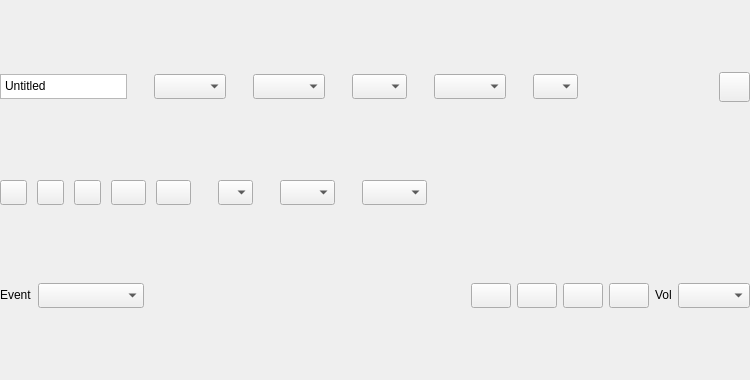
Qt form seq_qt5/forms/qseqeditframe.ui (ahlstromcj/sequencer64) before a commit.
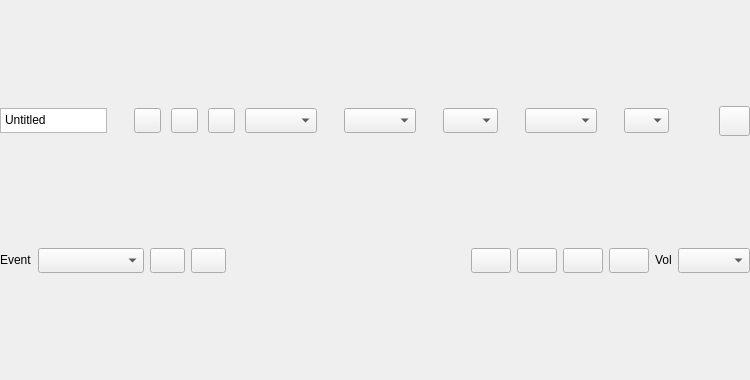
The same form after that commit. Icons and pictures are not drawn.

Patch:
```diff
--- a/seq_qt5/forms/qseqeditframe.ui
+++ b/seq_qt5/forms/qseqeditframe.ui
@@ -134,6 +134,54 @@
          </property>
         </widget>
        </item>
+       <item>
+        <widget class="QPushButton" name="btnUndo">
+         <property name="maximumSize">
+          <size>
+           <width>27</width>
+           <height>25</height>
+          </size>
+         </property>
+         <property name="focusPolicy">
+          <enum>Qt::NoFocus</enum>
+         </property>
+         <property name="text">
+          <string/>
+         </property>
+        </widget>
+       </item>
+       <item>
+        <widget class="QPushButton" name="btnTools">
+         <property name="maximumSize">
+          <size>
+           <width>27</width>
+           <height>25</height>
+          </size>
+         </property>
+         <property name="focusPolicy">
+          <enum>Qt::NoFocus</enum>
+         </property>
+         <property name="text">
+          <string/>
+         </property>
+        </widget>
+       </item>
+       <item>
+        <widget class="QPushButton" name="btnRedo">
+         <property name="maximumSize">
+          <size>
+           <width>27</width>
+           <height>25</height>
+          </size>
+         </property>
+         <property name="focusPolicy">
+          <enum>Qt::NoFocus</enum>
+         </property>
+         <property name="text">
+          <string/>
+         </property>
+        </widget>
+       </item>
        <item>
         <widget class="QComboBox" name="cmbGridSnap">
          <property name="sizePolicy">
@@ -364,229 +412,7 @@
     </layout>
    </item>
    <item>
-    <layout class="QHBoxLayout" name="horizontalLayout_11">
-     <property name="spacing">
-      <number>10</number>
-     </property>
-     <item>
-      <layout class="QHBoxLayout" name="horizontalLayout_8">
-       <item>
-        <widget class="QPushButton" name="btnUndo">
-         <property name="maximumSize">
-          <size>
-           <width>27</width>
-           <height>25</height>
-          </size>
-         </property>
-         <property name="focusPolicy">
-          <enum>Qt::NoFocus</enum>
-         </property>
-         <property name="text">
-          <string/>
-         </property>
-        </widget>
-       </item>
-       <item>
-        <widget class="QPushButton" name="btnRedo">
-         <property name="maximumSize">
-          <size>
-           <width>27</width>
-           <height>25</height>
-          </size>
-         </property>
-         <property name="focusPolicy">
-          <enum>Qt::NoFocus</enum>
-         </property>
-         <property name="text">
-          <string/>
-         </property>
-        </widget>
-       </item>
-      </layout>
-     </item>
-     <item>
-      <widget class="QPushButton" name="btnTools">
-       <property name="maximumSize">
-        <size>
-         <width>27</width>
-         <height>25</height>
-        </size>
-       </property>
-       <property name="focusPolicy">
-        <enum>Qt::NoFocus</enum>
-       </property>
-       <property name="text">
-        <string/>
-       </property>
-      </widget>
-     </item>
-     <item>
-      <layout class="QHBoxLayout" name="horizontalLayout_5">
-       <item>
-        <widget class="QPushButton" name="btnZoomOut">
-         <property name="maximumSize">
-          <size>
-           <width>35</width>
-           <height>25</height>
-          </size>
-         </property>
-         <property name="focusPolicy">
-          <enum>Qt::NoFocus</enum>
-         </property>
-         <property name="text">
-          <string/>
-         </property>
-        </widget>
-       </item>
-       <item>
-        <widget class="QPushButton" name="btnZoomIn">
-         <property name="maximumSize">
-          <size>
-           <width>35</width>
-           <height>25</height>
-          </size>
-         </property>
-         <property name="focusPolicy">
-          <enum>Qt::NoFocus</enum>
-         </property>
-         <property name="text">
-          <string/>
-         </property>
-        </widget>
-       </item>
-      </layout>
-     </item>
-     <item>
-      <layout class="QHBoxLayout" name="layoutKey">
-       <item>
-        <widget class="QLabel" name="lblKey">
-         <property name="maximumSize">
-          <size>
-           <width>14</width>
-           <height>25</height>
-          </size>
-         </property>
-         <property name="text">
-          <string/>
-         </property>
-         <property name="pixmap">
-          <pixmap>:/pixmaps/pixmaps/key.xpm</pixmap>
-         </property>
-        </widget>
-       </item>
-       <item>
-        <widget class="QComboBox" name="cmbKey">
-         <property name="maximumSize">
-          <size>
-           <width>35</width>
-           <height>25</height>
-          </size>
-         </property>
-         <property name="focusPolicy">
-          <enum>Qt::NoFocus</enum>
-         </property>
-         <property name="currentIndex">
-          <number>-1</number>
-         </property>
-        </widget>
-       </item>
-      </layout>
-     </item>
-     <item>
-      <layout class="QHBoxLayout" name="horizontalLayout_14">
-       <item>
-        <layout class="QHBoxLayout" name="horizontalLayout_10">
-         <item>
-          <widget class="QLabel" name="lblBackgroundSeq">
-           <property name="maximumSize">
-            <size>
-             <width>30</width>
-             <height>25</height>
-            </size>
-           </property>
-           <property name="text">
-            <string/>
-           </property>
-           <property name="pixmap">
-            <pixmap>:/pixmaps/pixmaps/sequences.xpm</pixmap>
-           </property>
-          </widget>
-         </item>
-         <item>
-          <widget class="QComboBox" name="cmbBackgroundSeq">
-           <property name="maximumSize">
-            <size>
-             <width>55</width>
-             <height>25</height>
-            </size>
-           </property>
-           <property name="focusPolicy">
-            <enum>Qt::NoFocus</enum>
-           </property>
-           <property name="currentIndex">
-            <number>-1</number>
-           </property>
-          </widget>
-         </item>
-        </layout>
-       </item>
-       <item>
-        <widget class="QLabel" name="lblScale">
-         <property name="maximumSize">
-          <size>
-           <width>27</width>
-           <height>25</height>
-          </size>
-         </property>
-         <property name="text">
-          <string/>
-         </property>
-         <property name="pixmap">
-          <pixmap>:/pixmaps/pixmaps/scale.xpm</pixmap>
-         </property>
-        </widget>
-       </item>
-       <item>
-        <widget class="QComboBox" name="cmbScale">
-         <property name="minimumSize">
-          <size>
-           <width>65</width>
-           <height>25</height>
-          </size>
-         </property>
-         <property name="maximumSize">
-          <size>
-           <width>55</width>
-           <height>25</height>
-          </size>
-         </property>
-         <property name="focusPolicy">
-          <enum>Qt::NoFocus</enum>
-         </property>
-         <property name="currentIndex">
-          <number>-1</number>
-         </property>
-        </widget>
-       </item>
-      </layout>
-     </item>
-     <item>
-      <spacer name="horizontalSpacer_2">
-       <property name="orientation">
-        <enum>Qt::Horizontal</enum>
-       </property>
-       <property name="sizeHint" stdset="0">
-        <size>
-         <width>40</width>
-         <height>20</height>
-        </size>
-       </property>
-      </spacer>
-     </item>
-    </layout>
-   </item>
-   <item>
-    <layout class="QVBoxLayout" name="vbox_centre" stretch=""/>
+    <layout class="QVBoxLayout" name="vbox_centre"/>
    </item>
    <item>
     <layout class="QHBoxLayout" name="horizontalLayout_15">
@@ -639,6 +465,38 @@
          </property>
         </widget>
        </item>
+       <item>
+        <widget class="QPushButton" name="btnZoomOut">
+         <property name="maximumSize">
+          <size>
+           <width>35</width>
+           <height>25</height>
+          </size>
+         </property>
+         <property name="focusPolicy">
+          <enum>Qt::NoFocus</enum>
+         </property>
+         <property name="text">
+          <string/>
+         </property>
+        </widget>
+       </item>
+       <item>
+        <widget class="QPushButton" name="btnZoomIn">
+         <property name="maximumSize">
+          <size>
+           <width>35</width>
+           <height>25</height>
+          </size>
+         </property>
+         <property name="focusPolicy">
+          <enum>Qt::NoFocus</enum>
+         </property>
+         <property name="text">
+          <string/>
+         </property>
+        </widget>
+       </item>
        <item>
         <spacer name="horizontalSpacer_3">
          <property name="orientation">
```
